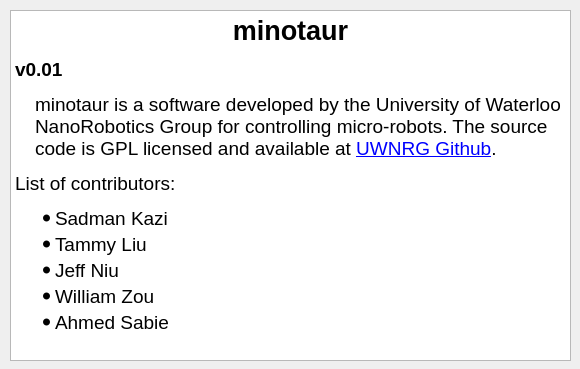
The window that code/gui/actionabout.ui (uwnrg/minotaur-cpp) describes before a commit, drawn with Qt 5.
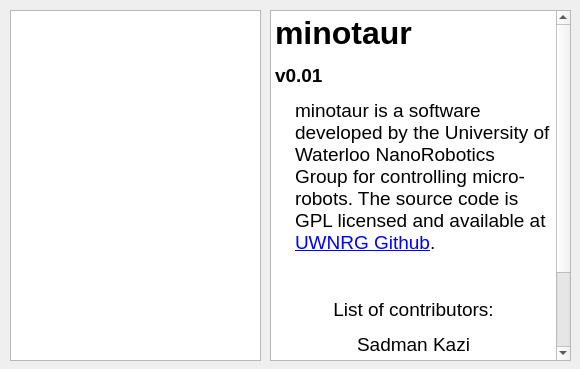
The same window after the commit.

Commit message: Reformat about dialog.

```diff
--- a/code/gui/actionabout.ui
+++ b/code/gui/actionabout.ui
@@ -16,9 +16,9 @@
   <widget class="QTextBrowser" name="textBrowser">
    <property name="geometry">
     <rect>
-     <x>10</x>
+     <x>270</x>
      <y>10</y>
-     <width>561</width>
+     <width>301</width>
      <height>351</height>
     </rect>
    </property>
@@ -26,16 +26,40 @@
     <string>&lt;!DOCTYPE HTML PUBLIC &quot;-//W3C//DTD HTML 4.0//EN&quot; &quot;http://www.w3.org/TR/REC-html40/strict.dtd&quot;&gt;
 &lt;html&gt;&lt;head&gt;&lt;meta name=&quot;qrichtext&quot; content=&quot;1&quot; /&gt;&lt;style type=&quot;text/css&quot;&gt;
 p, li { white-space: pre-wrap; }
-&lt;/style&gt;&lt;/head&gt;&lt;body style=&quot; font-family:'MS Shell Dlg 2'; font-size:8.25pt; font-weight:400; font-style:normal;&quot;&gt;
-&lt;p align=&quot;center&quot; style=&quot; margin-top:14px; margin-bottom:12px; margin-left:0px; margin-right:0px; -qt-block-indent:0; text-indent:0px;&quot;&gt;&lt;span style=&quot; font-size:20pt; font-weight:600;&quot;&gt;minotaur&lt;/span&gt;&lt;/p&gt;
-&lt;p style=&quot; margin-top:12px; margin-bottom:12px; margin-left:0px; margin-right:0px; -qt-block-indent:0; text-indent:0px;&quot;&gt;&lt;span style=&quot; font-size:14pt; font-weight:600;&quot;&gt;v0.01&lt;/span&gt;&lt;/p&gt;
-&lt;p style=&quot; margin-top:12px; margin-bottom:12px; margin-left:20px; margin-right:0px; -qt-block-indent:0; text-indent:0px;&quot;&gt;&lt;span style=&quot; font-size:14pt;&quot;&gt;minotaur is a software developed by the University of Waterloo NanoRobotics Group for controlling micro-robots. The source code is GPL licensed and available at &lt;/span&gt;&lt;a href=&quot;https://github.com/uwnrg/&quot;&gt;&lt;span style=&quot; font-size:14pt; text-decoration: underline; color:#0000ff;&quot;&gt;UWNRG Github&lt;/span&gt;&lt;/a&gt;&lt;span style=&quot; font-size:14pt;&quot;&gt;.&lt;/span&gt;&lt;/p&gt;
-&lt;p style=&quot; margin-top:12px; margin-bottom:12px; margin-left:0px; margin-right:0px; -qt-block-indent:0; text-indent:0px;&quot;&gt;&lt;span style=&quot; font-size:14pt; color:#000000; background-color:#ffffff;&quot;&gt;List of contributors:&lt;/span&gt;&lt;/p&gt;
-&lt;ul style=&quot;margin-top: 0px; margin-bottom: 0px; margin-left: 0px; margin-right: 0px; -qt-list-indent: 1;&quot;&gt;&lt;li style=&quot; font-size:14pt; color:#000000;&quot; style=&quot; margin-top:0px; margin-bottom:0px; margin-left:0px; margin-right:0px; -qt-block-indent:0; text-indent:0px;&quot;&gt;Sadman Kazi&lt;/li&gt;
-&lt;li style=&quot; font-size:14pt; color:#000000;&quot; style=&quot; margin-top:3px; margin-bottom:0px; margin-left:0px; margin-right:0px; -qt-block-indent:0; text-indent:0px;&quot;&gt;Tammy Liu&lt;/li&gt;
-&lt;li style=&quot; font-size:14pt; color:#000000;&quot; style=&quot; margin-top:3px; margin-bottom:0px; margin-left:0px; margin-right:0px; -qt-block-indent:0; text-indent:0px;&quot;&gt;Jeff Niu&lt;/li&gt;
-&lt;li style=&quot; font-size:14pt; color:#000000;&quot; style=&quot; margin-top:3px; margin-bottom:0px; margin-left:0px; margin-right:0px; -qt-block-indent:0; text-indent:0px;&quot;&gt;William Zou&lt;/li&gt;
-&lt;li style=&quot; font-size:14pt; color:#000000;&quot; style=&quot; margin-top:3px; margin-bottom:0px; margin-left:0px; margin-right:0px; -qt-block-indent:0; text-indent:0px;&quot;&gt;Ahmed Sabie&lt;/li&gt;&lt;/ul&gt;&lt;/body&gt;&lt;/html&gt;</string>
+&lt;/style&gt;&lt;/head&gt;&lt;body style=&quot; font-family:'.SF NS Text'; font-size:13pt; font-weight:400; font-style:normal;&quot;&gt;
+&lt;p style=&quot; margin-top:14px; margin-bottom:12px; margin-left:0px; margin-right:0px; -qt-block-indent:0; text-indent:0px;&quot;&gt;&lt;span style=&quot; font-family:'MS Shell Dlg 2'; font-size:24pt; font-weight:600;&quot;&gt;minotaur&lt;/span&gt;&lt;/p&gt;
+&lt;p style=&quot; margin-top:12px; margin-bottom:12px; margin-left:0px; margin-right:0px; -qt-block-indent:0; text-indent:0px;&quot;&gt;&lt;span style=&quot; font-family:'MS Shell Dlg 2'; font-size:14pt; font-weight:600;&quot;&gt;v0.01&lt;/span&gt;&lt;/p&gt;
+&lt;p style=&quot; margin-top:12px; margin-bottom:12px; margin-left:20px; margin-right:0px; -qt-block-indent:0; text-indent:0px;&quot;&gt;&lt;span style=&quot; font-family:'MS Shell Dlg 2'; font-size:14pt;&quot;&gt;minotaur is a software developed by the University of Waterloo NanoRobotics Group for controlling micro-robots. The source code is GPL licensed and available at &lt;/span&gt;&lt;a href=&quot;https://github.com/uwnrg/&quot;&gt;&lt;span style=&quot; font-family:'MS Shell Dlg 2'; font-size:14pt; text-decoration: underline; color:#0000ff;&quot;&gt;UWNRG Github&lt;/span&gt;&lt;/a&gt;&lt;span style=&quot; font-family:'MS Shell Dlg 2'; font-size:14pt;&quot;&gt;.&lt;/span&gt;&lt;/p&gt;
+&lt;p style=&quot;-qt-paragraph-type:empty; margin-top:12px; margin-bottom:12px; margin-left:0px; margin-right:0px; -qt-block-indent:0; text-indent:0px;&quot;&gt;&lt;br /&gt;&lt;/p&gt;
+&lt;p align=&quot;center&quot; style=&quot; margin-top:12px; margin-bottom:12px; margin-left:0px; margin-right:0px; -qt-block-indent:0; text-indent:0px;&quot;&gt;&lt;span style=&quot; font-family:'MS Shell Dlg 2'; font-size:14pt; color:#000000; background-color:#ffffff;&quot;&gt;List of contributors:&lt;/span&gt;&lt;/p&gt;
+&lt;p align=&quot;center&quot; style=&quot; margin-top:0px; margin-bottom:0px; margin-left:0px; margin-right:0px; -qt-block-indent:0; text-indent:0px;&quot;&gt;&lt;span style=&quot; font-family:'MS Shell Dlg 2'; font-size:14pt; color:#000000;&quot;&gt;Sadman Kazi&lt;/span&gt;&lt;/p&gt;
+&lt;p align=&quot;center&quot; style=&quot; margin-top:3px; margin-bottom:0px; margin-left:0px; margin-right:0px; -qt-block-indent:0; text-indent:0px;&quot;&gt;&lt;span style=&quot; font-family:'MS Shell Dlg 2'; font-size:14pt; color:#000000;&quot;&gt;Tammy Liu&lt;/span&gt;&lt;/p&gt;
+&lt;p align=&quot;center&quot; style=&quot; margin-top:3px; margin-bottom:0px; margin-left:0px; margin-right:0px; -qt-block-indent:0; text-indent:0px;&quot;&gt;&lt;span style=&quot; font-family:'MS Shell Dlg 2'; font-size:14pt; color:#000000;&quot;&gt;Jeff Niu&lt;/span&gt;&lt;/p&gt;
+&lt;p align=&quot;center&quot; style=&quot; margin-top:3px; margin-bottom:0px; margin-left:0px; margin-right:0px; -qt-block-indent:0; text-indent:0px;&quot;&gt;&lt;span style=&quot; font-family:'MS Shell Dlg 2'; font-size:14pt; color:#000000;&quot;&gt;William Zou&lt;/span&gt;&lt;/p&gt;
+&lt;p align=&quot;center&quot; style=&quot; margin-top:3px; margin-bottom:0px; margin-left:0px; margin-right:0px; -qt-block-indent:0; text-indent:0px;&quot;&gt;&lt;span style=&quot; font-family:'MS Shell Dlg 2'; font-size:14pt; color:#000000;&quot;&gt;Ahmed Sabie&lt;/span&gt;&lt;/p&gt;&lt;/body&gt;&lt;/html&gt;</string>
+   </property>
+  </widget>
+  <widget class="QGraphicsView" name="graphicsView">
+   <property name="geometry">
+    <rect>
+     <x>10</x>
+     <y>10</y>
+     <width>251</width>
+     <height>351</height>
+    </rect>
+   </property>
+  </widget>
+  <widget class="QLabel" name="label_pic">
+   <property name="geometry">
+    <rect>
+     <x>20</x>
+     <y>50</y>
+     <width>231</width>
+     <height>261</height>
+    </rect>
+   </property>
+   <property name="text">
+    <string/>
    </property>
   </widget>
  </widget>
```
The commit also changes 2 other files.
